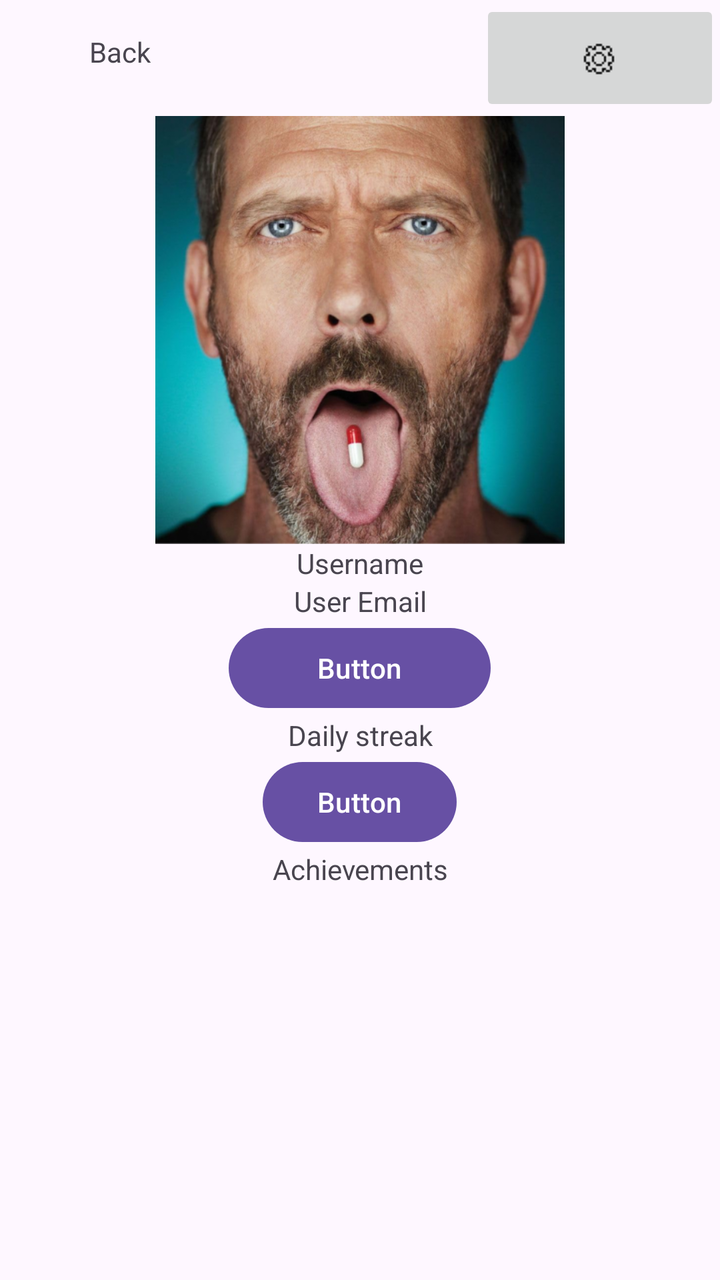
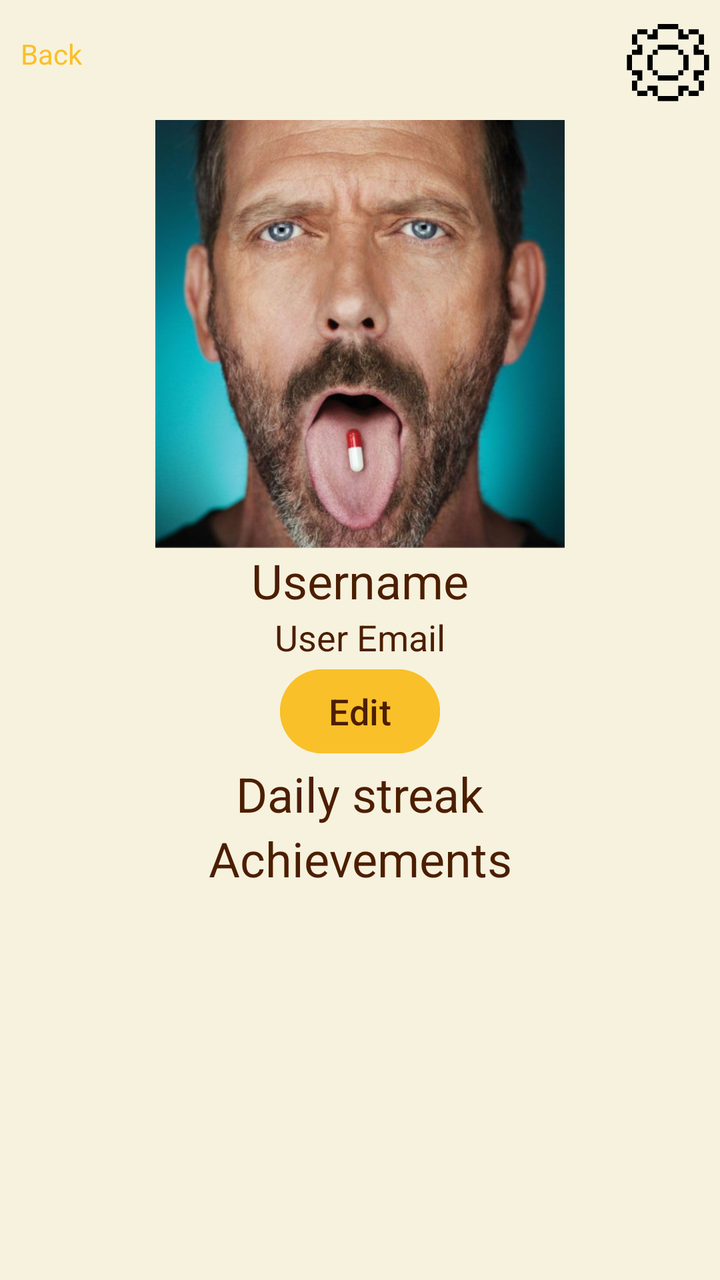

The first picture is an Android layout as it rendered before a commit; the second is the same layout after the commit. The layout source and the unified diff follow.
<!-- AndroidManifest.xml: application theme Theme.BeeBudgetingLimited -->
<!-- res/layout/activity_profile_screen.xml -->
<?xml version="1.0" encoding="utf-8"?>
<androidx.drawerlayout.widget.DrawerLayout xmlns:android="http://schemas.android.com/apk/res/android"
    xmlns:app="http://schemas.android.com/apk/res-auto"
    xmlns:tools="http://schemas.android.com/tools"
    android:id="@+id/main"
    android:layout_width="match_parent"
    android:layout_height="match_parent"
    tools:context=".ProfileScreen">

    
    <LinearLayout
        android:layout_width="match_parent"
        android:layout_height="match_parent"
        android:orientation="vertical">

        
        <androidx.cardview.widget.CardView
            android:layout_width="match_parent"
            android:layout_height="wrap_content" />

        
        <LinearLayout
            android:layout_width="match_parent"
            android:layout_height="58dp"
            android:orientation="horizontal">

            <TextView
                android:id="@+id/BackText"
                android:layout_width="0dp"
                android:layout_height="58dp"
                android:layout_gravity="center"
                android:layout_weight="1"
                android:text="@string/backbutton"
                android:textAlignment="center" />

            <ImageView
                android:id="@+id/imageView3"
                android:layout_width="0dp"
                android:layout_height="wrap_content"
                android:layout_weight="1"
                android:alpha="0"
                app:srcCompat="@drawable/house" />

            <ImageButton
                android:id="@+id/Settingbtnprf"
                android:layout_width="0dp"
                android:layout_height="match_parent"
                android:layout_weight="1"
                app:srcCompat="@drawable/cogicon" />

        </LinearLayout>

        <ImageView
            android:id="@+id/imageView5"
            android:layout_width="match_parent"
            android:layout_height="214dp"
            app:srcCompat="@drawable/house" />

        <TextView
            android:id="@+id/textView13"
            android:layout_width="match_parent"
            android:layout_height="wrap_content"
            android:text="@string/username"
            android:textAlignment="center" />

        <TextView
            android:id="@+id/textView14"
            android:layout_width="match_parent"
            android:layout_height="wrap_content"
            android:text="@string/user_email"
            android:textAlignment="center" />

        <Button
            android:id="@+id/button3"
            android:layout_width="131dp"
            android:layout_height="wrap_content"
            android:layout_gravity="center"
            android:text="@string/button" />

        <TextView
            android:id="@+id/textView15"
            android:layout_width="match_parent"
            android:layout_height="wrap_content"
            android:text="@string/daily_streak"
            android:textAlignment="center" />

        <Button
            android:id="@+id/button4"
            android:layout_width="97dp"
            android:layout_height="wrap_content"
            android:layout_gravity="center"
            android:text="Button" />

        <TextView
            android:id="@+id/textView16"
            android:layout_width="match_parent"
            android:layout_height="wrap_content"
            android:text="@string/achievements"
            android:textAlignment="center" />

    </LinearLayout>

    

</androidx.drawerlayout.widget.DrawerLayout>
<!-- resources referenced by this layout -->
<resources>
  <!-- drawable cogicon: png bitmap (drawable, 168 bytes) -->
  <!-- drawable house: png bitmap (drawable, 413934 bytes) -->
  <string name="achievements">Achievements</string>
  <string name="backbutton">\nBack</string>
  <string name="button">Button</string>
  <string name="daily_streak">Daily streak</string>
  <string name="user_email">User Email</string>
  <string name="username">Username</string>
  <style name="Theme.BeeBudgetingLimited" parent="Base.Theme.BeeBudgetingLimited" />
  <style name="Base.Theme.BeeBudgetingLimited" parent="Theme.Material3.DayNight.NoActionBar">
          
          
      </style>
</resources>

<!-- the commit's change to res/layout/activity_profile_screen.xml (unified diff, before → after) -->
@@ -5,7 +5,8 @@
     android:id="@+id/main"
     android:layout_width="match_parent"
     android:layout_height="match_parent"
-    tools:context=".ProfileScreen">
+    tools:context=".ProfileScreen"
+    android:background="@color/Cream">
 
     
     <LinearLayout
@@ -15,13 +16,14 @@
 
         
         <androidx.cardview.widget.CardView
+            android:backgroundTint="@color/Cream"
             android:layout_width="match_parent"
             android:layout_height="wrap_content" />
 
         
         <LinearLayout
             android:layout_width="match_parent"
-            android:layout_height="58dp"
+            android:layout_height="60dp"
             android:orientation="horizontal">
 
             <TextView
@@ -29,8 +31,9 @@
                 android:layout_width="0dp"
                 android:layout_height="58dp"
                 android:layout_gravity="center"
-                android:layout_weight="1"
+                android:layout_weight="0.2"
                 android:text="@string/backbutton"
+                android:textColor="@color/Bright_yellow"
                 android:textAlignment="center" />
 
             <ImageView
@@ -42,10 +45,12 @@
                 app:srcCompat="@drawable/house" />
 
             <ImageButton
-                android:id="@+id/Settingbtnprf"
+                android:id="@+id/Settingsbtn"
+                android:scaleType="fitCenter"
                 android:layout_width="0dp"
                 android:layout_height="match_parent"
-                android:layout_weight="1"
+                android:layout_weight="0.2"
+                android:background="@android:color/transparent"
                 app:srcCompat="@drawable/cogicon" />
 
         </LinearLayout>
@@ -61,42 +66,46 @@
             android:layout_width="match_parent"
             android:layout_height="wrap_content"
             android:text="@string/username"
-            android:textAlignment="center" />
+            android:textAlignment="center"
+            android:textColor="@color/Dark_brown"
+            android:textSize="24dp"/>
 
         <TextView
             android:id="@+id/textView14"
             android:layout_width="match_parent"
             android:layout_height="wrap_content"
             android:text="@string/user_email"
-            android:textAlignment="center" />
+            android:textAlignment="center"
+            android:textColor="@color/Dark_brown"
+            android:textSize="18dp"/>
 
         <Button
             android:id="@+id/button3"
-            android:layout_width="131dp"
-            android:layout_height="wrap_content"
+            android:layout_width="80dp"
+            android:layout_height="50dp"
             android:layout_gravity="center"
-            android:text="@string/button" />
+            android:text="@string/edit_profile"
+            android:textSize="18dp"
+            android:textColor="@color/Dark_brown"
+            android:backgroundTint="@color/Bright_yellow"/>
 
         <TextView
             android:id="@+id/textView15"
             android:layout_width="match_parent"
             android:layout_height="wrap_content"
             android:text="@string/daily_streak"
-            android:textAlignment="center" />
-
-        <Button
-            android:id="@+id/button4"
-            android:layout_width="97dp"
-            android:layout_height="wrap_content"
-            android:layout_gravity="center"
-            android:text="Button" />
+            android:textAlignment="center"
+            android:textColor="@color/Dark_brown"
+            android:textSize="24dp"/>
 
         <TextView
             android:id="@+id/textView16"
             android:layout_width="match_parent"
             android:layout_height="wrap_content"
             android:text="@string/achievements"
-            android:textAlignment="center" />
+            android:textAlignment="center"
+            android:textColor="@color/Dark_brown"
+            android:textSize="24dp"/>
 
     </LinearLayout>
 
<!-- resource entries referenced after the edit -->
@@ -1,11 +1,14 @@
 <!-- resources referenced by this layout -->
 <resources>
-  <!-- drawable cogicon: png bitmap (drawable, 168 bytes) -->
+  <color name="Bright_yellow">#f9c02a</color>
+  <color name="Cream">#f6f2de</color>
+  <color name="Dark_brown">#4c1e01</color>
+  <!-- drawable cogicon: png bitmap (drawable, 702 bytes) -->
   <!-- drawable house: png bitmap (drawable, 413934 bytes) -->
   <string name="achievements">Achievements</string>
   <string name="backbutton">\nBack</string>
-  <string name="button">Button</string>
   <string name="daily_streak">Daily streak</string>
+  <string name="edit_profile">Edit</string>
   <string name="user_email">User Email</string>
   <string name="username">Username</string>
   <style name="Theme.BeeBudgetingLimited" parent="Base.Theme.BeeBudgetingLimited" />
